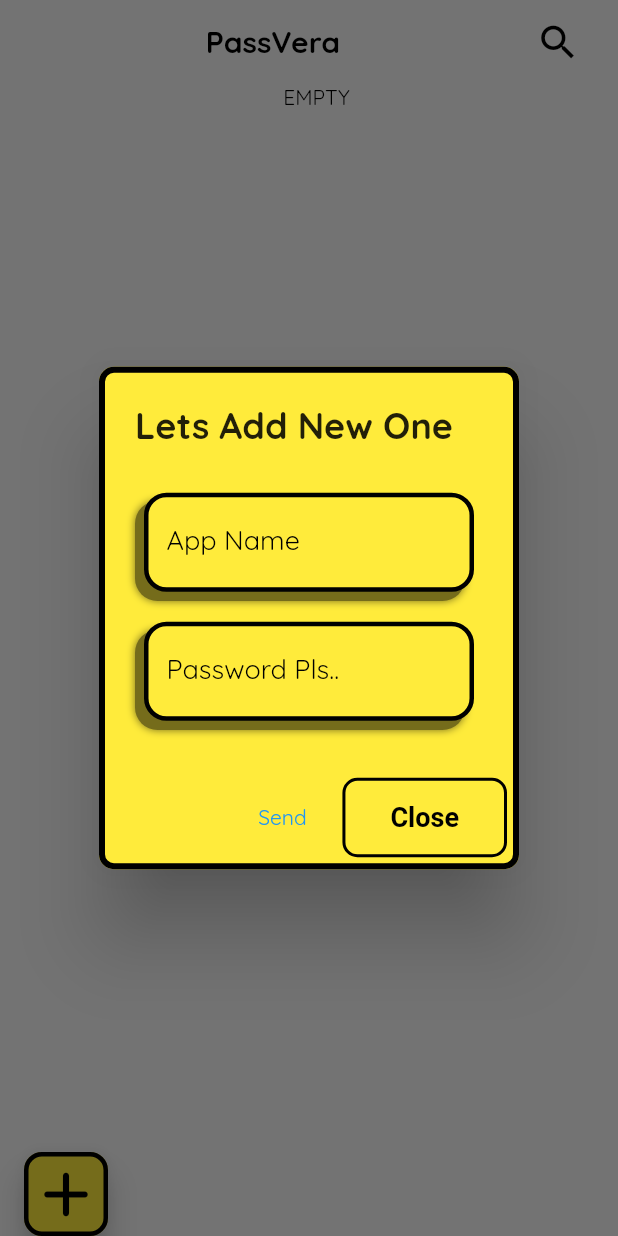
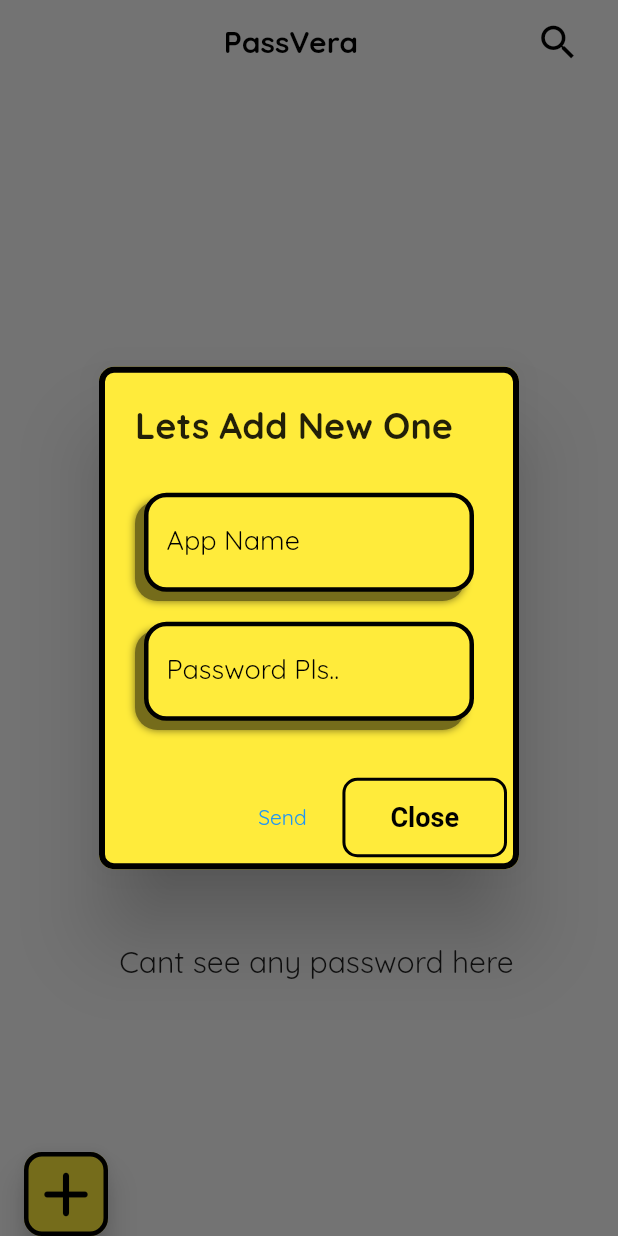
Before and after one commit to alper50/passvera, a Flutter app: the screen it shows after launch, after a tap on the "add" icon, on a phone screen of 412 x 824 dp. Run offline on Flutter 3.47's test engine with Material 2 defaults, Android fonts, the phone set to English and light mode, and no system bars; our stand-ins replace auto_route, dartz, flutter_bloc, flutter_secure_storage, freezed_annotation, get_it and 3 more.

Commit message:
create state fixed with ui changes

```diff
--- /dev/null
+++ b/lib/application/homeActionBloc/home_action_event.dart
@@ -0,0 +1,6 @@
+part of 'home_action_bloc.dart';
+
+@freezed
+class HomeActionEvent with _$HomeActionEvent {
+  const factory HomeActionEvent.encryptValue({required String appKey, required String appValue}) = _EncrpytValue;
+}
--- /dev/null
+++ b/lib/application/homeActionBloc/home_action_state.dart
@@ -0,0 +1,10 @@
+part of 'home_action_bloc.dart';
+
+@freezed
+class HomeActionState with _$HomeActionState {
+  const factory HomeActionState({
+    required Option<Either<StorageFailure,Unit>> verifyFailureOrSucces
+  }) = _Initial;
+
+  factory HomeActionState.initial()=> HomeActionState(verifyFailureOrSucces: none());
+}
--- a/lib/application/homeBloc/home_bloc.dart
+++ b/lib/application/homeBloc/home_bloc.dart
@@ -13,86 +13,23 @@ part 'home_bloc.freezed.dart';
 @injectable
 class HomeBloc extends Bloc<HomeEvent, HomeState> {
   final IKeysRepository _keysRepository;
-  HomeBloc(this._keysRepository) : super(HomeState.initial()) {
+  HomeBloc(this._keysRepository) : super(const HomeState.initial()) {
     on<HomeEvent>(
       (event, emit) async {
         await event.map(
           getAllValues: (_) async {
-            emit(
-              state.copyWith(
-                isValuesLoading: true,
-                storageFailureOrSuccessOption: none(),
-              ),
-            );
+            emit(const HomeState.valuesLoading());
 
             final result = await _keysRepository.getAllValues();
-            await Future.delayed(Duration(milliseconds: 3300), () async{});
 
             result.fold(
-              (failure) => emit(
-                state.copyWith(
-                  isValuesLoading: false,
-                  storageFailureOrSuccessOption: optionOf(failure),
-                ),
-              ),
-              (succes) => emit(
-                state.copyWith(
-                  isValuesLoading: false,
-                  storageFailureOrSuccessOption: none(),
-                  values: succes,
-                ),
-              ),
-            );
-          },
-          encryptValue: (e) async {
-            emit(
-              state.copyWith(
-                isValueEncrypting: true,
-                storageFailureOrSuccessOption: none(),
-              ),
-            );
-            final model = ApplicationModel(key: e.appKey, value: e.appValue);
-            final result = await _keysRepository.encryptValue(appModel: model);
-            result.fold(
-                (failure) => emit(
-                      state.copyWith(
-                        isValueEncrypting: false,
-                        storageFailureOrSuccessOption: optionOf(failure),
-                      ),
-                    ), (succes) {
-              emit(
-                state.copyWith(
-                  isValueEncrypting: false,
-                  storageFailureOrSuccessOption: none(),
-                ),
-              );
-              // getIt<HomeBloc>().add(HomeEvent.getAllValues());
-            },);
-          },
-          deleteValue: (e) async {
-            emit(
-              state.copyWith(
-                isValueDeleting: true,
-                storageFailureOrSuccessOption: none(),
-              ),
-            );
-
-            final result = await _keysRepository.deleteValue(appKey: e.appKey);
-
-            result.fold(
-              (failure) => emit(
-                state.copyWith(
-                  isValueDeleting: false,
-                  storageFailureOrSuccessOption: optionOf(failure),
-                ),
-              ),
-              (succes) => emit(
-                state.copyWith(
-                  isValueDeleting: false,
-                  storageFailureOrSuccessOption: none(),
-                ),
-              ),
-            );
+                (failure) => emit(HomeState.loadFailed(
+                    storageFailureOrSuccessOption: optionOf(failure))),
+                (succes) {
+              succes.isEmpty
+                  ? emit(const HomeState.loadSuccesEmpty())
+                  : emit(HomeState.loadSucces(values: succes));
+            });
           },
         );
       },
--- a/lib/application/homeBloc/home_event.dart
+++ b/lib/application/homeBloc/home_event.dart
@@ -3,6 +3,4 @@ part of 'home_bloc.dart';
 @freezed
 class HomeEvent with _$HomeEvent {
   const factory HomeEvent.getAllValues() = _GetKeys;
-  const factory HomeEvent.encryptValue({required String appKey, required String appValue}) = _EncrpytValue;
-  const factory HomeEvent.deleteValue({required String appKey}) = _DeleteValue;
 }
--- a/lib/application/homeBloc/home_state.dart
+++ b/lib/application/homeBloc/home_state.dart
@@ -1,20 +1,28 @@
 part of 'home_bloc.dart';
 
+// @freezed
+// class HomeState with _$HomeState {
+//   const factory HomeState({
+//     required List<ApplicationModel> values,
+//     required bool isValuesLoading,
+//     required bool isValueEncrypting,
+//     required bool isValueDeleting,
+//     required Option<StorageFailure> storageFailureOrSuccessOption,
+//   }) = _HomeState;
+
+//   factory HomeState.initial() => HomeState(
+//         values: [],
+//         isValuesLoading: true,
+//         isValueEncrypting: false,
+//         isValueDeleting: false,
+//         storageFailureOrSuccessOption: none(),
+//       );
+// }
 @freezed
 class HomeState with _$HomeState {
-  const factory HomeState({
-    required List<ApplicationModel> values,
-    required bool isValuesLoading,
-    required bool isValueEncrypting,
-    required bool isValueDeleting,
-    required Option<StorageFailure> storageFailureOrSuccessOption,
-  }) = _HomeState;
-
-  factory HomeState.initial() => HomeState(
-        values: [],
-        isValuesLoading: true,
-        isValueEncrypting: false,
-        isValueDeleting: false,
-        storageFailureOrSuccessOption: none(),
-      );
+  const factory HomeState.initial() = _Initial;
+  const factory HomeState.valuesLoading() = _LoadingFarmOverviews;
+  const factory HomeState.loadSucces({required List<ApplicationModel> values}) = _LoadSucces;
+  const factory HomeState.loadSuccesEmpty() = _LoadSuccesEmpty;
+  const factory HomeState.loadFailed({required Option<StorageFailure> storageFailureOrSuccessOption}) = _LoadFailed;
 }
--- a/lib/domain/errors/storage_failures.dart
+++ b/lib/domain/errors/storage_failures.dart
@@ -5,4 +5,6 @@ abstract class StorageFailure with _$StorageFailure{
   const factory StorageFailure.unexpected(dynamic e)= _Unexpected;
   const factory StorageFailure.keyAlreadyUsed()= _KeyAlreadyUsed;
   const factory StorageFailure.insufficientPermission()= _InsufficientPermission;
+  const factory StorageFailure.emptyKey()= _EmptyKey;
+
 }
--- a/lib/presentation/core/route/route.dart
+++ b/lib/presentation/core/route/route.dart
@@ -1,12 +1,13 @@
 import 'package:auto_route/auto_route.dart';
 import 'package:passvera/presentation/home/home.dart';
+import 'package:passvera/presentation/splash/splash_view.dart';
 
 @MaterialAutoRouter(
   replaceInRouteName: 'Route,',
   routes: <AutoRoute>[
     // AutoRoute(page: SplashView, initial: true),
-    AutoRoute(page: HomeView, initial: true),
-
+    AutoRoute(page: HomeView),
+    AutoRoute(page: SplashView, initial: true),
   ],
 )
 class $MyRouter {}
--- a/lib/presentation/core/theme/theme.dart
+++ b/lib/presentation/core/theme/theme.dart
@@ -12,6 +12,19 @@ class MyThemeData {
     snackBarTheme: SnackBarThemeData(
       shape: RoundedRectangleBorder(
         borderRadius: BorderRadius.circular(8),
+        side: BorderSide(
+          color: Colors.black,
+          width: 3.0,
+        ),
+      ),
+    ),
+    floatingActionButtonTheme: FloatingActionButtonThemeData(
+      elevation: 8.0,
+      highlightElevation: 12.0,
+      backgroundColor: Colors.yellow,
+      foregroundColor: Colors.black,
+      shape: RoundedRectangleBorder(
+        borderRadius: BorderRadius.circular(12.0),
         side: BorderSide(
           color: Colors.black,
           width: 3.0,
@@ -39,9 +52,7 @@ class MyThemeData {
   //   //     borderRadius: BorderRadius.circular(15),
   //   //   ),
   //   // ),
-  //   floatingActionButtonTheme: FloatingActionButtonThemeData(
-  //     backgroundColor: MyColors.lightSecondaryColor,
-  //   ),
+
   //   appBarTheme: AppBarTheme(
   //     iconTheme: IconThemeData(color: MyColors.primaryColor),
   //       elevation: 2,
--- a/lib/presentation/core/widgets/my_circular_progress.dart
+++ b/lib/presentation/core/widgets/my_circular_progress.dart
@@ -9,7 +9,10 @@ class MyCircularProgress extends StatelessWidget {
   @override
   Widget build(BuildContext context) {
     return Center(
-      child: Lottie.asset('assets/animation/loading-black.json'),
+      child: Lottie.asset(
+        'assets/animation/loading-black.json',
+        reverse: true,
+      ),
     );
   }
 }
--- a/lib/presentation/core/widgets/my_empty_widget.dart
+++ b/lib/presentation/core/widgets/my_empty_widget.dart
@@ -1,5 +1,6 @@
 import 'package:flutter/material.dart';
 import 'package:lottie/lottie.dart';
+import 'package:passvera/presentation/core/theme/text_styles.dart';
 
 class MyEmptyWidget extends StatelessWidget {
   const MyEmptyWidget({
@@ -10,12 +11,13 @@ class MyEmptyWidget extends StatelessWidget {
   Widget build(BuildContext context) {
     return Center(
       child: Column(
+        mainAxisAlignment: MainAxisAlignment.center,
         children: [
+          Lottie.asset('assets/animation/empty.json'),
           Text(
-              'EMPTY',
-              style: TextStyle(color: Colors.black),
+            'Cant see any password here',
+            style: MyTextStyles.headline3,
           ),
-            Lottie.asset('assets/animation/empty.json'),
         ],
       ),
     );
--- a/lib/presentation/home/home.dart
+++ b/lib/presentation/home/home.dart
@@ -1,25 +1,36 @@
 import 'package:flutter/material.dart';
+import 'package:passvera/application/homeActionBloc/home_action_bloc.dart';
 import 'package:passvera/application/homeBloc/home_bloc.dart';
 import 'package:passvera/injection.dart';
 import 'package:flutter_bloc/flutter_bloc.dart';
 import 'package:passvera/presentation/core/theme/text_styles.dart';
 import 'package:passvera/presentation/core/widgets/form_dialog.dart';
-import 'package:passvera/presentation/core/widgets/my_circular_progress.dart';
-import 'package:passvera/presentation/core/widgets/my_empty_widget.dart';
-import 'package:passvera/presentation/core/widgets/my_list_container.dart';
 import 'package:passvera/presentation/core/widgets/my_snackbar.dart';
+import 'package:passvera/presentation/home/home_body.dart';
 
 class HomeView extends StatelessWidget {
   const HomeView({super.key});
 
   @override
   Widget build(BuildContext context) {
-    return BlocProvider(
+    return MultiBlocProvider(
+      providers: [
+        BlocProvider(
           create: (context) =>
               getIt<HomeBloc>()..add(const HomeEvent.getAllValues()),
-      child: BlocListener<HomeBloc, HomeState>(
+        ),
+        BlocProvider(
+          create: (context) => getIt<HomeActionBloc>(),
+        ),
+      ],
+      child: MultiBlocListener(
+        listeners: [
+          BlocListener<HomeBloc, HomeState>(
             listener: (context, state) {
-          state.storageFailureOrSuccessOption.fold(
+              state.maybeMap(
+                orElse: () {},
+                loadFailed: (failure) {
+                  failure.storageFailureOrSuccessOption.fold(
                     () {},
                     (failure) => {
                       showMySnackBar(
@@ -29,11 +40,39 @@ class HomeView extends StatelessWidget {
                           unexpected: (e) => e.toString(),
                           insufficientPermission: (_) => 'Permission Denied',
                           keyAlreadyUsed: (_) => 'This key already used',
+                          emptyKey: (_) => 'Parameters cannot be empty',
                         ),
                       ),
                     },
                   );
                 },
+              );
+            },
+          ),
+          BlocListener<HomeActionBloc, HomeActionState>(
+            listener: (context, state) {
+              state.verifyFailureOrSucces.fold(
+                () => null,
+                (either) => either.fold(
+                  (failure) {
+                    showMySnackBar(
+                      context: context,
+                      message: failure.map(
+                        unexpected: (e) => e.toString(),
+                        insufficientPermission: (_) => 'Permission Denied',
+                        keyAlreadyUsed: (_) => 'This key already used',
+                        emptyKey: (_) => 'Parameters cannot be empty',
+                      ),
+                    );
+                  },
+                  (succes) => context
+                      .read<HomeBloc>()
+                      .add(const HomeEvent.getAllValues()),
+                ),
+              );
+            },
+          ),
+        ],
         child: const ScaffoldView(),
       ),
     );
@@ -55,7 +94,9 @@ class ScaffoldView extends StatelessWidget {
         title: Row(
           mainAxisAlignment: MainAxisAlignment.spaceBetween,
           children: [
-            SizedBox(),
+            SizedBox(
+              width: 24,
+            ),
             Text(
               'PassVera',
               style: MyTextStyles.headline3Bold.copyWith(color: Colors.black),
@@ -71,65 +112,8 @@ class ScaffoldView extends StatelessWidget {
           ],
         ),
       ),
-      body: Padding(
-        padding: const EdgeInsets.only(
-          left: 10,
-        ),
-        child: BlocBuilder<HomeBloc, HomeState>(
-          builder: (context, state) {
-            return state.isValuesLoading
-                ? const MyCircularProgress()
-                : state.values.isEmpty
-                    ? const MyEmptyWidget()
-                    : Column(
-                        children: [
-                          Expanded(
-                            flex: 1,
-                            child: Align(
-                              alignment: Alignment.centerLeft,
-                              child: Text(
-                                'Apps',
-                                style: MyTextStyles.headline1Bold,
-                              ),
-                            ),
-                          ),
-                          Expanded(
-                            flex: 9,
-                            child: MyListContainer(
-                              modelsList: state.values,
-                            ),
-                          ),
-                          Expanded(
-                              flex: 1,
-                              child: Container(
-                                decoration: const BoxDecoration(
-                                  boxShadow: [
-                                    BoxShadow(
-                                      color: Colors.white,
-                                      blurRadius: 15.0,
-                                      spreadRadius: 30,
-                                      blurStyle: BlurStyle.normal,
-                                    ),
-                                  ],
-                                ),
-                              ))
-                        ],
-                      );
-          },
-        ),
-      ),
+      body: const HomeBody(),
       floatingActionButton: FloatingActionButton(
-        elevation: 8.0,
-        highlightElevation: 12.0,
-        backgroundColor: Colors.yellow,
-        foregroundColor: Colors.black,
-        shape: RoundedRectangleBorder(
-          borderRadius: BorderRadius.circular(12.0),
-          side: BorderSide(
-            color: Colors.black,
-            width: 3.0,
-          ),
-        ),
         child: Icon(
           Icons.add_rounded,
           size: 50,
@@ -141,16 +125,13 @@ class ScaffoldView extends StatelessWidget {
           return showFormDialog(
             context: context,
             onPressed: () {
-              context.read<HomeBloc>().add(
-                    HomeEvent.encryptValue(
+              context.read<HomeActionBloc>().add(
+                    HomeActionEvent.encryptValue(
                       appKey: controllerAppKey.text,
                       appValue: controllerAppValue.text,
                     ),
                   );
               Navigator.of(context).pop();
-              context.read<HomeBloc>().add(
-                    HomeEvent.getAllValues(),
-                  );
             },
             controllerAppKey: controllerAppKey,
             controllerAppValue: controllerAppValue,
--- /dev/null
+++ b/lib/presentation/home/home_body.dart
@@ -0,0 +1,73 @@
+import 'package:flutter/material.dart';
+import 'package:flutter_bloc/flutter_bloc.dart';
+import 'package:passvera/application/homeBloc/home_bloc.dart';
+import 'package:passvera/presentation/core/theme/text_styles.dart';
+import 'package:passvera/presentation/core/widgets/my_circular_progress.dart';
+import 'package:passvera/presentation/core/widgets/my_empty_widget.dart';
+import 'package:passvera/presentation/core/widgets/my_list_container.dart';
+
+class HomeBody extends StatelessWidget {
+  const HomeBody({
+    super.key,
+  });
+
+  @override
+  Widget build(BuildContext context) {
+    return Padding(
+      padding: const EdgeInsets.only(
+        left: 10,
+      ),
+      child: BlocBuilder<HomeBloc, HomeState>(
+        builder: (context, state) {
+          return state.maybeMap(
+              orElse: () => Container(),
+              loadSuccesEmpty: (_) {
+                return const MyEmptyWidget();
+              },
+              valuesLoading: (_) {
+                return const MyCircularProgress();
+              },
+              loadSucces: (succesState) {
+                return Column(
+                  children: [
+                    const Expanded(
+                      flex: 1,
+                      child: Align(
+                        alignment: Alignment.centerLeft,
+                        child: Padding(
+                          padding: EdgeInsets.symmetric(horizontal: 10),
+                          child: Text(
+                            'Apps',
+                            style: MyTextStyles.headline1Bold,
+                          ),
+                        ),
+                      ),
+                    ),
+                    Expanded(
+                      flex: 9,
+                      child: MyListContainer(
+                        modelsList: succesState.values,
+                      ),
+                    ),
+                    Expanded(
+                        flex: 1,
+                        child: Container(
+                          decoration: const BoxDecoration(
+                            boxShadow: [
+                              BoxShadow(
+                                color: Colors.white,
+                                blurRadius: 15.0,
+                                spreadRadius: 30,
+                                blurStyle: BlurStyle.normal,
+                              ),
+                            ],
+                          ),
+                        ))
+                  ],
+                );
+              });
+        },
+      ),
+    );
+  }
+}
--- /dev/null
+++ b/lib/presentation/splash/splash_view.dart
@@ -0,0 +1,28 @@
+import 'package:auto_route/auto_route.dart';
+import 'package:flutter/material.dart';
+import 'package:passvera/presentation/core/route/route.gr.dart';
+import 'package:passvera/presentation/core/widgets/my_circular_progress.dart';
+
+class SplashView extends StatefulWidget {
+  const SplashView({super.key});
+
+  @override
+  State<SplashView> createState() => _SplashViewState();
+}
+
+class _SplashViewState extends State<SplashView> {
+  @override
+  void initState() {
+    Future.delayed(Duration(seconds: 3), () {
+      AutoRouter.of(context).replace(HomeView());
+    });
+    super.initState();
+  }
+
+  @override
+  Widget build(BuildContext context) {
+    return Scaffold(
+      body: const MyCircularProgress(),
+    );
+  }
+}
```
Also changed, not shown: lib/application/homeActionBloc/home_action_bloc.dart (added, +48 -0 lines), lib/presentation/core/widgets/my_list_container.dart (+28 -29 lines), lib/application/homeActionBloc/home_action_bloc.freezed.dart (added), lib/application/homeBloc/home_bloc.freezed.dart, lib/domain/errors/storage_failures.freezed.dart, lib/injection.config.dart, lib/presentation/core/route/route.gr.dart. Lines whose indentation alone changed are shown as unchanged.
